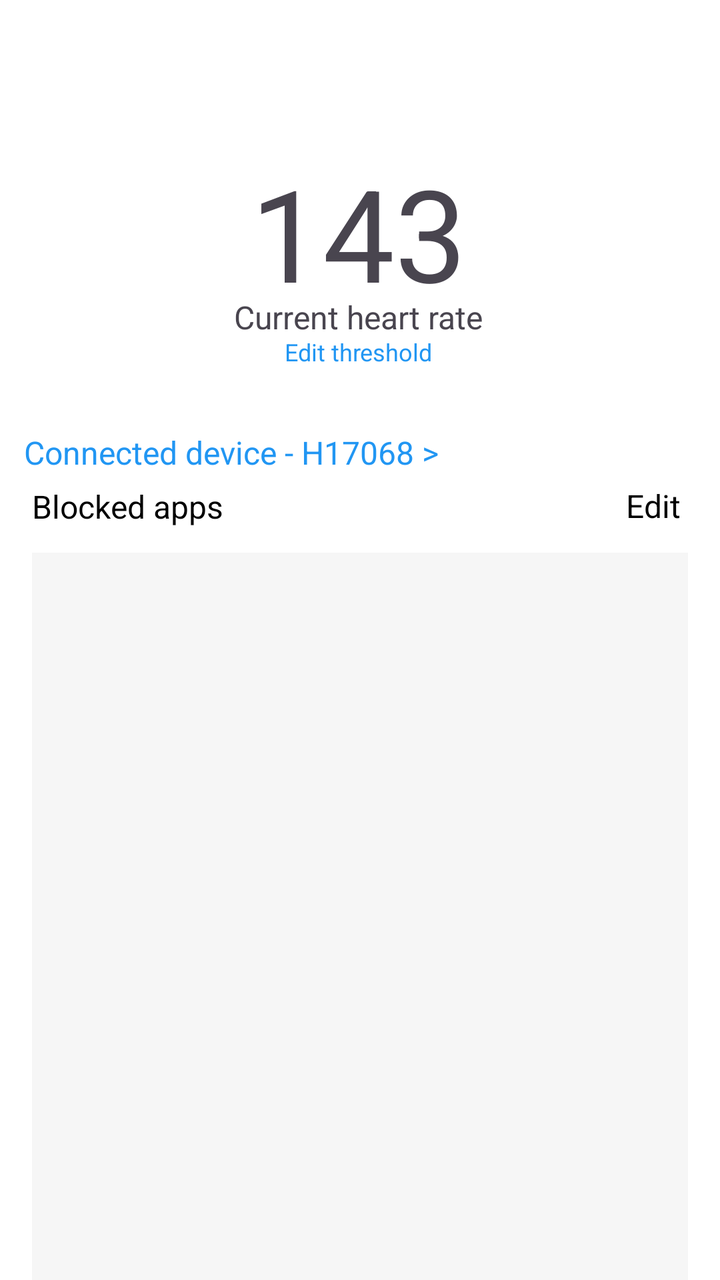
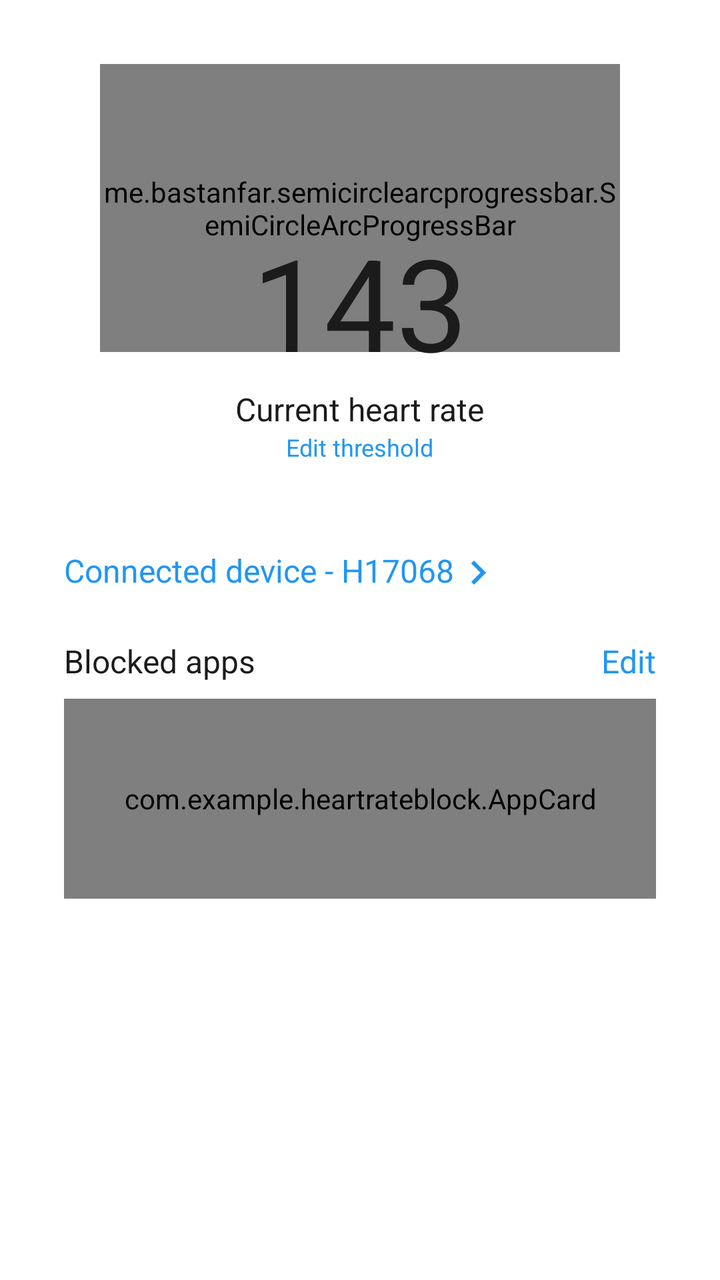

Before-and-after screenshots of an Android layout around one commit, followed by the original layout XML and the change that was made.
<!-- AndroidManifest.xml: application theme Theme.HeartRateBlock -->
<!-- res/layout/activity_main.xml -->
<?xml version="1.0" encoding="utf-8"?>
<androidx.constraintlayout.widget.ConstraintLayout xmlns:android="http://schemas.android.com/apk/res/android"
    xmlns:app="http://schemas.android.com/apk/res-auto"
    xmlns:tools="http://schemas.android.com/tools"
    android:id="@+id/main"
    android:layout_width="match_parent"
    android:layout_height="match_parent"
    android:background="#ffffff"
    tools:context=".MainActivity">

    <TextView
        android:layout_width="wrap_content"
        android:layout_height="wrap_content"
        android:text="143"
        android:textSize="64sp"
        app:layout_constraintBottom_toBottomOf="parent"
        app:layout_constraintEnd_toEndOf="parent"
        app:layout_constraintHorizontal_bias="0.498"
        app:layout_constraintStart_toStartOf="parent"
        app:layout_constraintTop_toTopOf="parent"
        app:layout_constraintVertical_bias="0.133" />

    <TextView
        android:id="@+id/textView"
        android:layout_width="wrap_content"
        android:layout_height="wrap_content"
        android:text="@string/edit_threshold"
        android:textColor="#2196F3"
        android:textSize="12sp"
        app:layout_constraintBottom_toBottomOf="parent"
        app:layout_constraintEnd_toEndOf="parent"
        app:layout_constraintHorizontal_bias="0.498"
        app:layout_constraintStart_toStartOf="parent"
        app:layout_constraintTop_toTopOf="parent"
        app:layout_constraintVertical_bias="0.269" />

    <TextView
        android:id="@+id/textView2"
        android:layout_width="wrap_content"
        android:layout_height="wrap_content"
        android:text="@string/current_heart_rate"
        android:textSize="16sp"
        app:layout_constraintBottom_toBottomOf="parent"
        app:layout_constraintEnd_toEndOf="parent"
        app:layout_constraintHorizontal_bias="0.496"
        app:layout_constraintStart_toStartOf="parent"
        app:layout_constraintTop_toTopOf="parent"
        app:layout_constraintVertical_bias="0.239" />

    <TextView
        android:id="@+id/textView3"
        android:layout_width="wrap_content"
        android:layout_height="wrap_content"
        android:text="Connected device - H17068 >"
        android:textColor="#2196F3"
        android:textSize="16sp"
        app:layout_constraintBottom_toBottomOf="parent"
        app:layout_constraintEnd_toEndOf="parent"
        app:layout_constraintHorizontal_bias="0.078"
        app:layout_constraintStart_toStartOf="parent"
        app:layout_constraintTop_toTopOf="parent"
        app:layout_constraintVertical_bias="0.348" />

    <TextView
        android:id="@+id/textView4"
        android:layout_width="0dp"
        android:layout_height="22dp"
        android:layout_marginStart="16dp"
        android:text="@string/blocked_apps"
        android:textColor="#000000"
        android:textSize="16sp"
        app:layout_constraintBottom_toBottomOf="parent"
        app:layout_constraintEnd_toEndOf="parent"
        app:layout_constraintHorizontal_bias="0.0"
        app:layout_constraintStart_toStartOf="parent"
        app:layout_constraintTop_toTopOf="parent"
        app:layout_constraintVertical_bias="0.392" />

    <TextView
        android:id="@+id/textView5"
        android:layout_width="31dp"
        android:layout_height="26dp"
        android:layout_marginEnd="16dp"
        android:text="@string/edit"
        android:textColor="#000000"
        android:textSize="16sp"
        app:layout_constraintBottom_toBottomOf="parent"
        app:layout_constraintEnd_toEndOf="parent"
        app:layout_constraintHorizontal_bias="1.0"
        app:layout_constraintStart_toStartOf="parent"
        app:layout_constraintTop_toTopOf="parent"
        app:layout_constraintVertical_bias="0.394" />

    <ScrollView
        android:id="@+id/scrollView2"
        android:layout_width="0dp"
        android:layout_height="380dp"
        android:layout_marginStart="16dp"
        android:layout_marginTop="12dp"
        android:layout_marginEnd="16dp"
        android:background="#f6f6f6"
        app:layout_constraintEnd_toEndOf="parent"
        app:layout_constraintHorizontal_bias="0.0"
        app:layout_constraintStart_toStartOf="parent"
        app:layout_constraintTop_toBottomOf="@+id/textView4">

        <LinearLayout
            android:layout_width="match_parent"
            android:layout_height="wrap_content"
            android:orientation="vertical" />
    </ScrollView>

</androidx.constraintlayout.widget.ConstraintLayout>
<!-- resources referenced by this layout -->
<resources>
  <string name="blocked_apps">Blocked apps</string>
  <string name="current_heart_rate">Current heart rate</string>
  <string name="edit">Edit</string>
  <string name="edit_threshold">Edit threshold</string>
  <style name="Theme.HeartRateBlock" parent="Base.Theme.HeartRateBlock" />
  <style name="Base.Theme.HeartRateBlock" parent="Theme.Material3.DayNight.NoActionBar">
          
          
      </style>
</resources>

<!-- the commit's change to res/layout/activity_main.xml (unified diff, before → after) -->
@@ -8,106 +8,120 @@
     android:background="#ffffff"
     tools:context=".MainActivity">
 
-    <TextView
-        android:layout_width="wrap_content"
-        android:layout_height="wrap_content"
-        android:text="143"
-        android:textSize="64sp"
-        app:layout_constraintBottom_toBottomOf="parent"
-        app:layout_constraintEnd_toEndOf="parent"
-        app:layout_constraintHorizontal_bias="0.498"
-        app:layout_constraintStart_toStartOf="parent"
+    <LinearLayout
+        android:orientation="vertical"
+        android:layout_width="match_parent"
+        android:padding="32dp"
         app:layout_constraintTop_toTopOf="parent"
-        app:layout_constraintVertical_bias="0.133" />
+        android:layout_height="wrap_content">
 
-    <TextView
-        android:id="@+id/textView"
-        android:layout_width="wrap_content"
-        android:layout_height="wrap_content"
-        android:text="@string/edit_threshold"
-        android:textColor="#2196F3"
-        android:textSize="12sp"
-        app:layout_constraintBottom_toBottomOf="parent"
-        app:layout_constraintEnd_toEndOf="parent"
-        app:layout_constraintHorizontal_bias="0.498"
-        app:layout_constraintStart_toStartOf="parent"
-        app:layout_constraintTop_toTopOf="parent"
-        app:layout_constraintVertical_bias="0.269" />
+        <androidx.constraintlayout.widget.ConstraintLayout
+            android:layout_width="match_parent"
+            android:layout_height="wrap_content">
 
-    <TextView
-        android:id="@+id/textView2"
-        android:layout_width="wrap_content"
-        android:layout_height="wrap_content"
-        android:text="@string/current_heart_rate"
-        android:textSize="16sp"
-        app:layout_constraintBottom_toBottomOf="parent"
-        app:layout_constraintEnd_toEndOf="parent"
-        app:layout_constraintHorizontal_bias="0.496"
-        app:layout_constraintStart_toStartOf="parent"
-        app:layout_constraintTop_toTopOf="parent"
-        app:layout_constraintVertical_bias="0.239" />
 
-    <TextView
-        android:id="@+id/textView3"
-        android:layout_width="wrap_content"
-        android:layout_height="wrap_content"
-        android:text="Connected device - H17068 >"
-        android:textColor="#2196F3"
-        android:textSize="16sp"
-        app:layout_constraintBottom_toBottomOf="parent"
-        app:layout_constraintEnd_toEndOf="parent"
-        app:layout_constraintHorizontal_bias="0.078"
-        app:layout_constraintStart_toStartOf="parent"
-        app:layout_constraintTop_toTopOf="parent"
-        app:layout_constraintVertical_bias="0.348" />
+        <me.bastanfar.semicirclearcprogressbar.SemiCircleArcProgressBar
+            android:id="@+id/graph"
+            android:layout_width="260dp"
+            android:layout_height="144dp"
+            app:percent="45"
+            app:progressBarColor="#ffd8a8"
+            app:progressBarWidth="50"
+            app:progressPlaceHolderColor="#e9ecef"
+            app:progressPlaceHolderWidth="50"
+            app:layout_constraintTop_toTopOf="parent"
+            app:layout_constraintStart_toStartOf="parent"
+            app:layout_constraintEnd_toEndOf="parent" />
 
-    <TextView
-        android:id="@+id/textView4"
-        android:layout_width="0dp"
-        android:layout_height="22dp"
-        android:layout_marginStart="16dp"
-        android:text="@string/blocked_apps"
-        android:textColor="#000000"
-        android:textSize="16sp"
-        app:layout_constraintBottom_toBottomOf="parent"
-        app:layout_constraintEnd_toEndOf="parent"
-        app:layout_constraintHorizontal_bias="0.0"
-        app:layout_constraintStart_toStartOf="parent"
-        app:layout_constraintTop_toTopOf="parent"
-        app:layout_constraintVertical_bias="0.392" />
-
-    <TextView
-        android:id="@+id/textView5"
-        android:layout_width="31dp"
-        android:layout_height="26dp"
-        android:layout_marginEnd="16dp"
-        android:text="@string/edit"
-        android:textColor="#000000"
-        android:textSize="16sp"
-        app:layout_constraintBottom_toBottomOf="parent"
-        app:layout_constraintEnd_toEndOf="parent"
-        app:layout_constraintHorizontal_bias="1.0"
-        app:layout_constraintStart_toStartOf="parent"
-        app:layout_constraintTop_toTopOf="parent"
-        app:layout_constraintVertical_bias="0.394" />
-
-    <ScrollView
-        android:id="@+id/scrollView2"
-        android:layout_width="0dp"
-        android:layout_height="380dp"
-        android:layout_marginStart="16dp"
-        android:layout_marginTop="12dp"
-        android:layout_marginEnd="16dp"
-        android:background="#f6f6f6"
-        app:layout_constraintEnd_toEndOf="parent"
-        app:layout_constraintHorizontal_bias="0.0"
-        app:layout_constraintStart_toStartOf="parent"
-        app:layout_constraintTop_toBottomOf="@+id/textView4">
-
+        <TextView
+            android:layout_width="wrap_content"
+            android:layout_height="wrap_content"
+            android:text="143"
+            android:textColor="@color/black"
+            android:textSize="64sp"
+            app:layout_constraintStart_toStartOf="parent"
+            app:layout_constraintEnd_toEndOf="parent"
+            app:layout_constraintBaseline_toBottomOf="@id/graph" />
+        </androidx.constraintlayout.widget.ConstraintLayout>
         <LinearLayout
             android:layout_width="match_parent"
             android:layout_height="wrap_content"
-            android:orientation="vertical" />
-    </ScrollView>
+            android:layout_marginBottom="128px"
+            android:orientation="vertical"
+            android:gravity="center_horizontal">
+            <TextView
+                android:id="@+id/textView2"
+                android:layout_width="wrap_content"
+                android:layout_height="wrap_content"
+                android:text="@string/current_heart_rate"
+                android:textColor="@color/black"
+                android:textSize="16sp"/>
+
+            <TextView
+                android:id="@+id/textView"
+                android:layout_width="wrap_content"
+                android:layout_height="wrap_content"
+                android:text="@string/edit_threshold"
+                android:textColor="@color/blue"
+                android:textSize="12sp" />
+        </LinearLayout>
+
+
+        <TextView
+            android:id="@+id/textView3"
+            android:layout_marginBottom="64px"
+            android:layout_width="wrap_content"
+            android:layout_height="wrap_content"
+            android:text="Connected device - H17068"
+            android:textColor="@color/blue"
+            android:textSize="16sp"
+            app:drawableEndCompat="@drawable/baseline_keyboard_arrow_right_24"
+            app:drawableTint="@color/blue"
+            />
+        <androidx.constraintlayout.widget.ConstraintLayout
+            android:layout_width="match_parent"
+            android:layout_marginBottom="8dp"
+            android:layout_height="wrap_content">
+            <TextView
+                android:id="@+id/textView4"
+                android:layout_width="wrap_content"
+                android:layout_height="wrap_content"
+                android:text="@string/blocked_apps"
+                android:textColor="@color/black"
+                android:textSize="16sp"
+                app:layout_constraintTop_toTopOf="parent"
+                app:layout_constraintStart_toStartOf="parent"/>
+
+            <TextView
+                android:id="@+id/textView5"
+                android:layout_width="wrap_content"
+                android:layout_height="wrap_content"
+                android:text="@string/edit"
+                android:textColor="@color/blue"
+                android:textSize="16sp"
+                app:layout_constraintTop_toTopOf="parent"
+                app:layout_constraintEnd_toEndOf="parent" />
+
+
+        </androidx.constraintlayout.widget.ConstraintLayout>
+
+        <com.example.heartrateblock.AppCard
+            android:layout_width="match_parent"
+            android:layout_height="100dp"
+            app:name="LinkedIn"
+            app:usageTime="8h 23m"/>
+
+
+
+
+        <ScrollView
+            android:id="@+id/scrollView2"
+            android:layout_width="match_parent"
+            android:layout_height="wrap_content">
+        </ScrollView>
+    </LinearLayout>
+
+
+
 
 </androidx.constraintlayout.widget.ConstraintLayout>
<!-- resource entries referenced after the edit -->
@@ -1,5 +1,13 @@
 <!-- resources referenced by this layout -->
 <resources>
+  <color name="black">#1b1b1b</color>
+  <color name="blue">#2196F3</color>
+  <!-- drawable baseline_keyboard_arrow_right_24 (drawable) -->
+  <vector xmlns:android="http://schemas.android.com/apk/res/android" android:autoMirrored="true" android:height="24dp" android:tint="#000000" android:viewportHeight="24" android:viewportWidth="24" android:width="24dp">
+        
+      <path android:fillColor="@android:color/white" android:pathData="M8.59,16.59L13.17,12 8.59,7.41 10,6l6,6 -6,6 -1.41,-1.41z"/>
+      
+  </vector>
   <string name="blocked_apps">Blocked apps</string>
   <string name="current_heart_rate">Current heart rate</string>
   <string name="edit">Edit</string>
